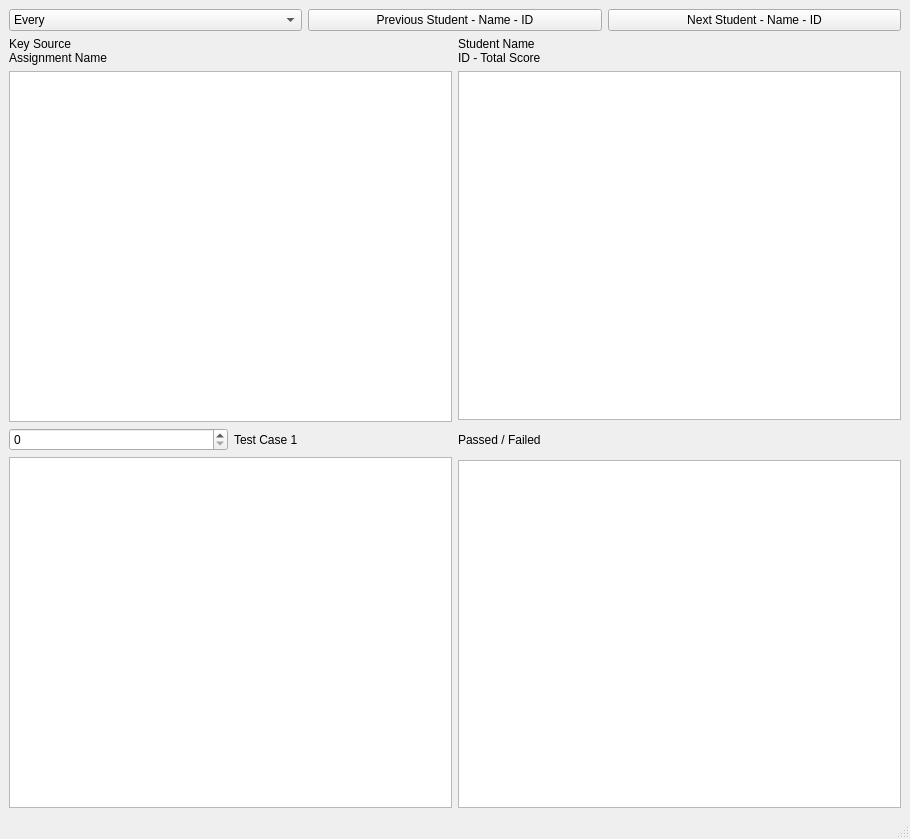
This is InstructorProgram/ui/grade_viewer.ui in rcxwhiz/pyg as Qt 5 draws it before an edit. The edited form follows.
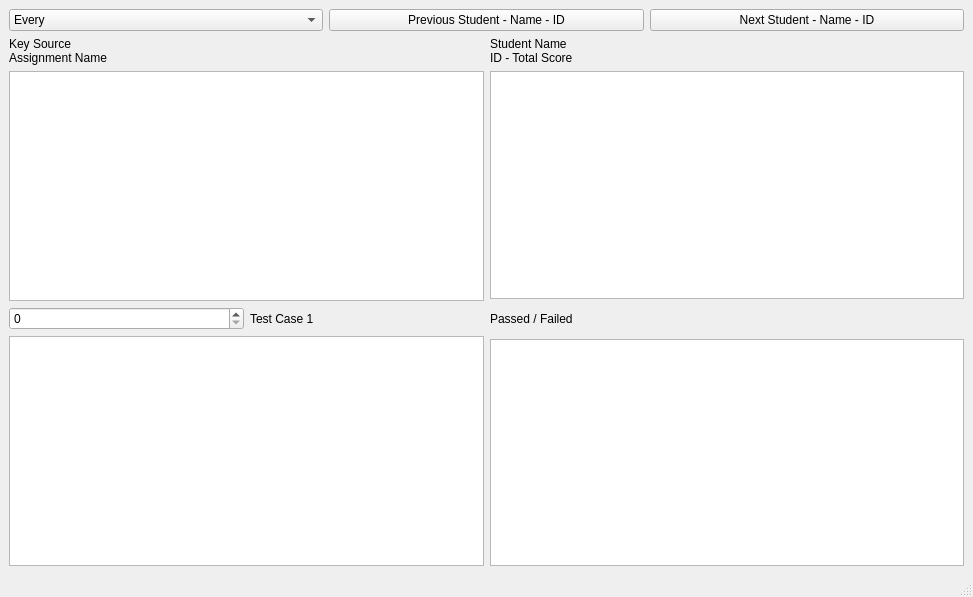
This is the edited form.

Commit message: More proper error handling in config.ini

The edit to the form file:
```diff
--- a/InstructorProgram/ui/grade_viewer.ui
+++ b/InstructorProgram/ui/grade_viewer.ui
@@ -6,8 +6,8 @@
    <rect>
     <x>0</x>
     <y>0</y>
-    <width>910</width>
-    <height>839</height>
+       <width>973</width>
+       <height>597</height>
    </rect>
   </property>
   <property name="windowTitle">
```
Left out of the diff: 2 changed lines with no effect on the pictures. Lines whose indentation alone changed are shown as unchanged. The commit also changes 1 other file.
